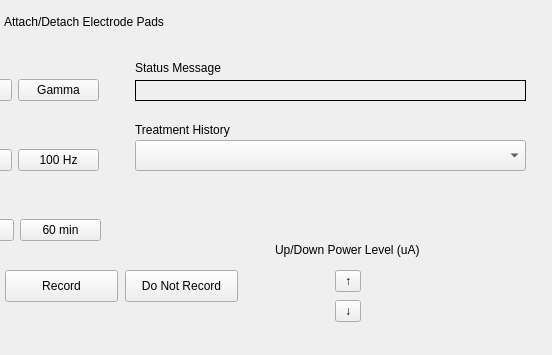
First picture: the form in mainwindow.ui, repository j4d3l1/CES, before the edit; both pictures show x 165 to 717 and y 0 to 355 of the 717 by 587 pixel window.
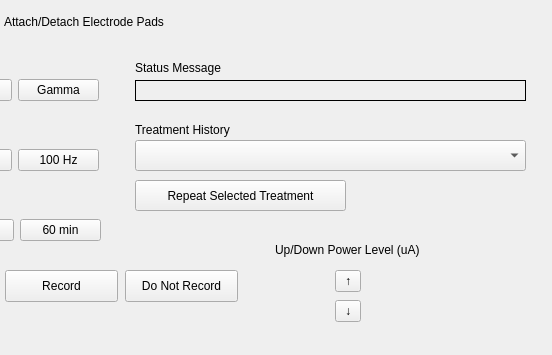
Second picture: the form after the edit.

Commit message: Repeat treatment from recording working

```diff
--- a/mainwindow.ui
+++ b/mainwindow.ui
@@ -335,6 +335,19 @@
      <string>Do Not Record</string>
     </property>
    </widget>
+   <widget class="QPushButton" name="startRecordedTreatment">
+    <property name="geometry">
+     <rect>
+      <x>300</x>
+      <y>180</y>
+      <width>211</width>
+      <height>31</height>
+     </rect>
+    </property>
+    <property name="text">
+     <string>Repeat Selected Treatment</string>
+    </property>
+   </widget>
   </widget>
   <widget class="QMenuBar" name="menubar">
    <property name="geometry">
```
Left out of the diff: 2 changed lines with no effect on the pictures. The commit also changes 4 other files.
